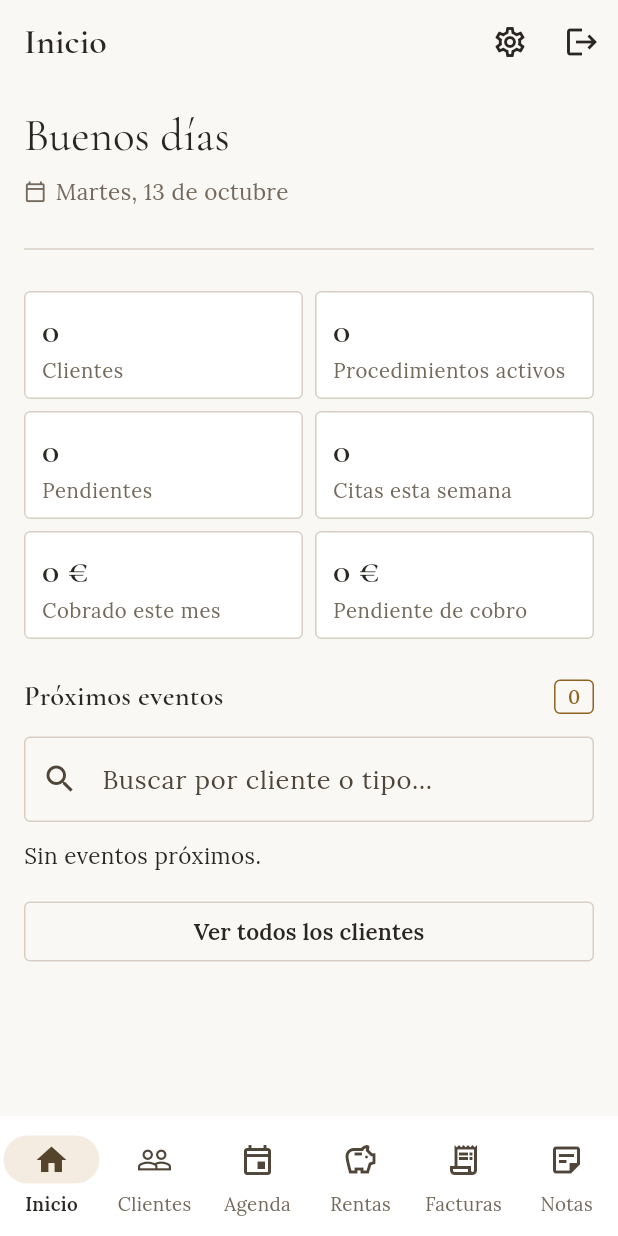
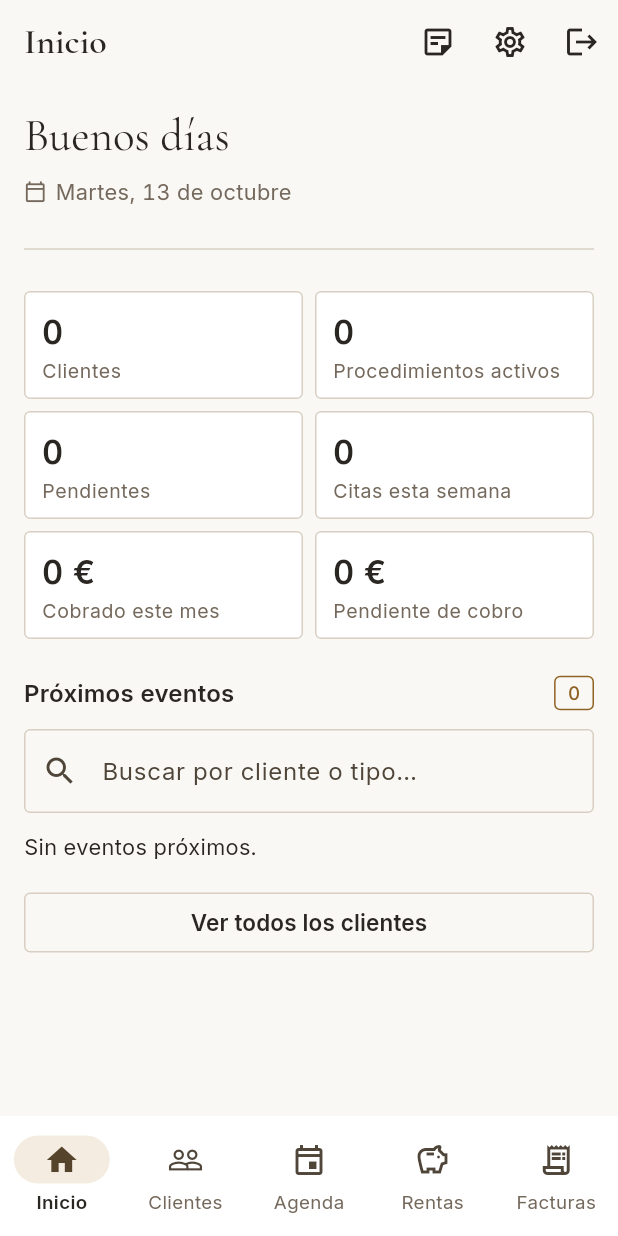
Before and after one commit to AinhoaTomass/tus-juicios, a Flutter app: the screen it shows once a user with an empty profile is signed in, on a phone screen of 412 x 824 dp. Run offline on Flutter 3.47's test engine with Material 3 defaults, Android fonts, the phone set to English and light mode, and no system bars; our stand-ins replace file_picker, flutter_local_notifications, flutter_riverpod, go_router, google_fonts, pdf and 6 more; accounts and stored records are empty; generated files the repository leaves out were written again.

Commit message:
Tipografía Inter para datos, importes en formato español y barra de 5 pestañas
- Cormorant Garamond queda para títulos; listas, textos y formularios
  pasan a Inter con cifras tabulares (antes Lora).
- Importes como 1.234,50 € en Facturas, Inicio y el PDF de la factura.
- Notas sale de la barra inferior: se abre desde Inicio o el panel
  lateral, y sigue en la ficha de cada cliente.
- La papelera de clientes pasa a un menú "Más opciones" para no
  confundirla con el icono de borrar.

Co-Authored-By: Claude Opus 5.5 <noreply@anthropic.com>

```diff
--- /dev/null
+++ b/lib/core/formato/importe.dart
@@ -0,0 +1,9 @@
+import 'package:intl/intl.dart';
+
+final _conDecimales = NumberFormat.currency(locale: 'es_ES', symbol: '€', decimalDigits: 2);
+final _sinDecimales = NumberFormat.currency(locale: 'es_ES', symbol: '€', decimalDigits: 0);
+
+/// Importe en formato español: `1.234,50 €`. Con [decimales] a `false`
+/// redondea a euros (`1.235 €`), para totales en tarjetas de resumen.
+String formatearImporte(double importe, {bool decimales = true}) =>
+    (decimales ? _conDecimales : _sinDecimales).format(importe);
--- a/lib/core/router/app_shell.dart
+++ b/lib/core/router/app_shell.dart
@@ -12,7 +12,9 @@ import '../state/formulario_sucio_provider.dart';
 import '../widgets/confirmar_salida_dialog.dart';
 import '../widgets/responsive_content.dart';
 
-/// Shell con las 6 secciones del prototipo. En móvil se muestra como barra
+/// Shell con 5 secciones (Notas queda fuera para no saturar la barra
+/// inferior; se abre desde Inicio o el panel lateral, y desde la ficha de
+/// cada cliente). En móvil se muestra como barra
 /// de navegación inferior; en pantallas anchas (tablet/escritorio) pasa a un
 /// panel lateral (que se puede esconder) y el contenido se centra con un
 /// ancho máximo. El layout master-detail de Clientes en tablet se resuelve
@@ -36,11 +38,6 @@ class _AppShellState extends ConsumerState<AppShell> {
       icon: Icons.receipt_long_outlined,
       iconSeleccionado: Icons.receipt_long,
       label: 'Facturas',
-    ),
-    (
-      icon: Icons.sticky_note_2_outlined,
-      iconSeleccionado: Icons.sticky_note_2,
-      label: 'Notas',
     ),
   ];
 
@@ -122,6 +119,11 @@ class _AppShellState extends ConsumerState<AppShell> {
                     alignment: WrapAlignment.center,
                     children: [
                       IconButton(
+                        icon: const Icon(Icons.sticky_note_2_outlined),
+                        tooltip: 'Notas',
+                        onPressed: () => context.push('/notas'),
+                      ),
+                      IconButton(
                         icon: const Icon(Icons.settings_outlined),
                         tooltip: 'Ajustes',
                         onPressed: () => context.push('/ajustes'),
--- a/lib/core/theme/app_theme.dart
+++ b/lib/core/theme/app_theme.dart
@@ -89,9 +89,11 @@ class AppColors extends ThemeExtension<AppColors> {
   }
 }
 
-/// Tema "Classical": tipografía serif (Cormorant Garamond para títulos,
-/// Lora para cuerpo), acento dorado, bordes finos sin relleno. Con versión
-/// clara y oscura; los colores concretos viven en [AppColors].
+/// Tema "Classical": Cormorant Garamond (serif) para títulos de pantalla y
+/// cabeceras; Inter (sans) para listas, datos, importes y formularios, con
+/// cifras tabulares para que los números se alineen en columna. Acento
+/// dorado y bordes finos. Con versión clara y oscura; los colores
+/// concretos viven en [AppColors].
 abstract final class AppTheme {
   /// Colores de la paleta activa (clara u oscura según el tema del sistema)
   /// para widgets que necesitan un color fuera de [ColorScheme].
@@ -122,7 +124,8 @@ abstract final class AppTheme {
     );
 
     final displayFont = GoogleFonts.cormorantGaramondTextTheme(base.textTheme);
-    final bodyFont = GoogleFonts.loraTextTheme(base.textTheme);
+    final bodyFont = GoogleFonts.interTextTheme(base.textTheme);
+    const cifras = [FontFeature.tabularFigures()];
 
     final textTheme = bodyFont.copyWith(
       displayLarge: displayFont.displayLarge?.copyWith(fontSize: 44, color: colors.ink),
@@ -140,26 +143,30 @@ abstract final class AppTheme {
         fontWeight: FontWeight.w600,
         color: colors.ink,
       ),
-      titleMedium: displayFont.titleMedium?.copyWith(
-        fontSize: 19,
-        fontWeight: FontWeight.w600,
-        color: colors.ink,
-      ),
-      titleSmall: displayFont.titleSmall?.copyWith(
+      // Nombres en tarjetas de listas y cabeceras de sección: en sans, que a
+      // este tamaño se lee mejor que la serif fina en el móvil.
+      titleMedium: bodyFont.titleMedium?.copyWith(
         fontSize: 16,
         fontWeight: FontWeight.w600,
         color: colors.ink,
+        fontFeatures: cifras,
       ),
-      bodyLarge: bodyFont.bodyLarge?.copyWith(fontSize: 17, color: colors.ink),
-      bodyMedium: bodyFont.bodyMedium?.copyWith(fontSize: 15, color: colors.ink),
-      bodySmall: bodyFont.bodySmall?.copyWith(fontSize: 13.5, color: colors.mutedInk),
+      titleSmall: bodyFont.titleSmall?.copyWith(
+        fontSize: 14.5,
+        fontWeight: FontWeight.w600,
+        color: colors.ink,
+        fontFeatures: cifras,
+      ),
+      bodyLarge: bodyFont.bodyLarge?.copyWith(fontSize: 16, color: colors.ink, fontFeatures: cifras),
+      bodyMedium: bodyFont.bodyMedium?.copyWith(fontSize: 14.5, color: colors.ink, fontFeatures: cifras),
+      bodySmall: bodyFont.bodySmall?.copyWith(fontSize: 13, color: colors.mutedInk, fontFeatures: cifras),
       labelLarge: bodyFont.labelLarge?.copyWith(
         fontSize: 15,
         fontWeight: FontWeight.w600,
         color: colors.ink,
       ),
-      labelMedium: bodyFont.labelMedium?.copyWith(fontSize: 13, color: colors.mutedInk),
-      labelSmall: bodyFont.labelSmall?.copyWith(fontSize: 12, color: colors.mutedInk),
+      labelMedium: bodyFont.labelMedium?.copyWith(fontSize: 12.5, color: colors.mutedInk, fontFeatures: cifras),
+      labelSmall: bodyFont.labelSmall?.copyWith(fontSize: 11.5, color: colors.mutedInk, fontFeatures: cifras),
     );
 
     final thinBorder = BorderSide(color: colors.hairline, width: 1);
--- a/lib/core/widgets/stat_tile.dart
+++ b/lib/core/widgets/stat_tile.dart
@@ -20,7 +20,14 @@ class StatTile extends StatelessWidget {
         crossAxisAlignment: CrossAxisAlignment.start,
         mainAxisSize: MainAxisSize.min,
         children: [
-          Text(valor, style: Theme.of(context).textTheme.headlineSmall),
+          // Cifras en sans (no en la serif de títulos) para que importes y
+          // contadores se lean de un vistazo.
+          Text(
+            valor,
+            style: Theme.of(context).textTheme.titleMedium?.copyWith(fontSize: 22),
+            maxLines: 1,
+            overflow: TextOverflow.ellipsis,
+          ),
           const SizedBox(height: 2),
           Text(
             etiqueta,
--- a/lib/features/facturas/data/factura_pdf.dart
+++ b/lib/features/facturas/data/factura_pdf.dart
@@ -4,6 +4,7 @@ import 'package:pdf/pdf.dart';
 import 'package:pdf/widgets.dart' as pw;
 import 'package:printing/printing.dart';
 
+import '../../../core/formato/importe.dart';
 import '../../ajustes/domain/datos_despacho.dart';
 import '../domain/factura.dart';
 
@@ -88,7 +89,7 @@ Future<Uint8List> generarFacturaPdf(Factura factura, DatosDespacho despacho) asy
                     pw.Padding(
                       padding: const pw.EdgeInsets.all(8),
                       child: pw.Text(
-                        '${factura.importe.toStringAsFixed(2)} €',
+                        formatearImporte(factura.importe),
                         textAlign: pw.TextAlign.right,
                       ),
                     ),
@@ -101,7 +102,7 @@ Future<Uint8List> generarFacturaPdf(Factura factura, DatosDespacho despacho) asy
               mainAxisAlignment: pw.MainAxisAlignment.end,
               children: [
                 pw.Text(
-                  'Total: ${factura.importe.toStringAsFixed(2)} €',
+                  'Total: ${formatearImporte(factura.importe)}',
                   style: pw.TextStyle(fontSize: 14, fontWeight: pw.FontWeight.bold),
                 ),
               ],
--- a/lib/features/inicio/presentation/inicio_screen.dart
+++ b/lib/features/inicio/presentation/inicio_screen.dart
@@ -3,6 +3,7 @@ import 'package:flutter_riverpod/flutter_riverpod.dart';
 import 'package:go_router/go_router.dart';
 import 'package:intl/intl.dart';
 
+import '../../../core/formato/importe.dart';
 import '../../../core/network/supabase_client.dart';
 import '../../../core/theme/app_theme.dart';
 import '../../../core/widgets/contador_badge.dart';
@@ -90,6 +91,11 @@ class _InicioScreenState extends ConsumerState<InicioScreen> {
             ? null
             : [
                 IconButton(
+                  icon: const Icon(Icons.sticky_note_2_outlined),
+                  tooltip: 'Notas',
+                  onPressed: () => context.push('/notas'),
+                ),
+                IconButton(
                   icon: const Icon(Icons.settings_outlined),
                   tooltip: 'Ajustes',
                   onPressed: () => context.push('/ajustes'),
@@ -161,12 +167,12 @@ class _InicioScreenState extends ConsumerState<InicioScreen> {
                 onTap: () => context.go('/agenda'),
               ),
               StatTile(
-                valor: '${cobradoEsteMes.toStringAsFixed(0)} €',
+                valor: formatearImporte(cobradoEsteMes, decimales: false),
                 etiqueta: 'Cobrado este mes',
                 onTap: () => context.go('/facturas'),
               ),
               StatTile(
-                valor: '${pendienteCobro.toStringAsFixed(0)} €',
+                valor: formatearImporte(pendienteCobro, decimales: false),
                 etiqueta: 'Pendiente de cobro',
                 onTap: () => context.go('/facturas'),
               ),
--- a/lib/features/notas/presentation/notas_screen.dart
+++ b/lib/features/notas/presentation/notas_screen.dart
@@ -18,7 +18,7 @@ class NotasScreen extends ConsumerWidget {
     return Scaffold(
       appBar: AppBar(title: const Text('Notas')),
       floatingActionButton: FloatingActionButton.extended(
-        onPressed: () => context.go('/notas/nuevo'),
+        onPressed: () => context.push('/notas/nuevo'),
         icon: const Icon(Icons.add),
         label: const Text('Nueva nota'),
       ),
@@ -42,7 +42,7 @@ class NotasScreen extends ConsumerWidget {
                     (nota) => Padding(
                       padding: const EdgeInsets.only(bottom: 8),
                       child: HairlineCard(
-                        onTap: () => context.go('/notas/${nota.id}/editar'),
+                        onTap: () => context.push('/notas/${nota.id}/editar'),
                         child: Column(
                           crossAxisAlignment: CrossAxisAlignment.start,
                           children: [
```
Also changed, not shown: lib/core/router/app_router.dart (+19 -20 lines), lib/features/clientes/presentation/clientes_lista_screen.dart (+14 -4 lines), lib/features/facturas/presentation/facturas_screen.dart (+4 -3 lines).
